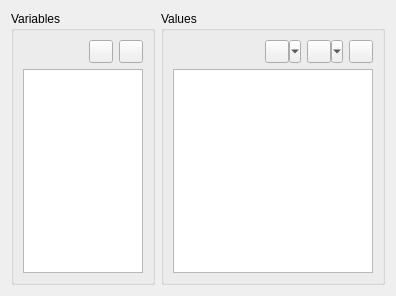
Qt form v2/branches/newxup/monkey/src/xupmanager/gui/VariablesEditor.ui (testmana2/mks) before a commit.
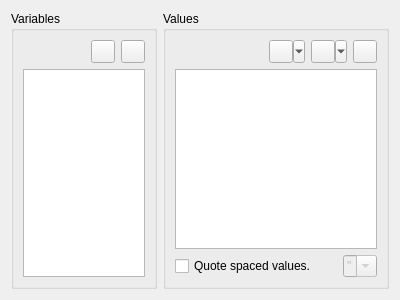
The same form after that commit. Icons and pictures are not drawn.

```diff
--- a/v2/branches/newxup/monkey/src/xupmanager/gui/VariablesEditor.ui
+++ b/v2/branches/newxup/monkey/src/xupmanager/gui/VariablesEditor.ui
@@ -6,8 +6,8 @@
    <rect>
     <x>0</x>
     <y>0</y>
-    <width>396</width>
-    <height>296</height>
+    <width>400</width>
+    <height>300</height>
    </rect>
   </property>
   <property name="windowTitle">
@@ -142,6 +142,54 @@
         </property>
        </widget>
       </item>
+      <item row="2" column="0" colspan="4">
+       <widget class="QWidget" name="wQuote" native="true">
+        <layout class="QHBoxLayout" name="horizontalLayout_2">
+         <property name="margin">
+          <number>0</number>
+         </property>
+         <item>
+          <widget class="QCheckBox" name="cbQuoteEnabled">
+           <property name="sizePolicy">
+            <sizepolicy hsizetype="Expanding" vsizetype="Fixed">
+             <horstretch>0</horstretch>
+             <verstretch>0</verstretch>
+            </sizepolicy>
+           </property>
+           <property name="text">
+            <string>Quote spaced values.</string>
+           </property>
+          </widget>
+         </item>
+         <item>
+          <widget class="QComboBox" name="cbQuote">
+           <property name="enabled">
+            <bool>false</bool>
+           </property>
+           <property name="sizePolicy">
+            <sizepolicy hsizetype="Maximum" vsizetype="Fixed">
+             <horstretch>0</horstretch>
+             <verstretch>0</verstretch>
+            </sizepolicy>
+           </property>
+           <property name="editable">
+            <bool>true</bool>
+           </property>
+           <item>
+            <property name="text">
+             <string notr="true">&quot;</string>
+            </property>
+           </item>
+           <item>
+            <property name="text">
+             <string notr="true">'</string>
+            </property>
+           </item>
+          </widget>
+         </item>
+        </layout>
+       </widget>
+      </item>
      </layout>
     </widget>
    </item>
```
Left out of the diff: 36 changed lines with no effect on the pictures.
